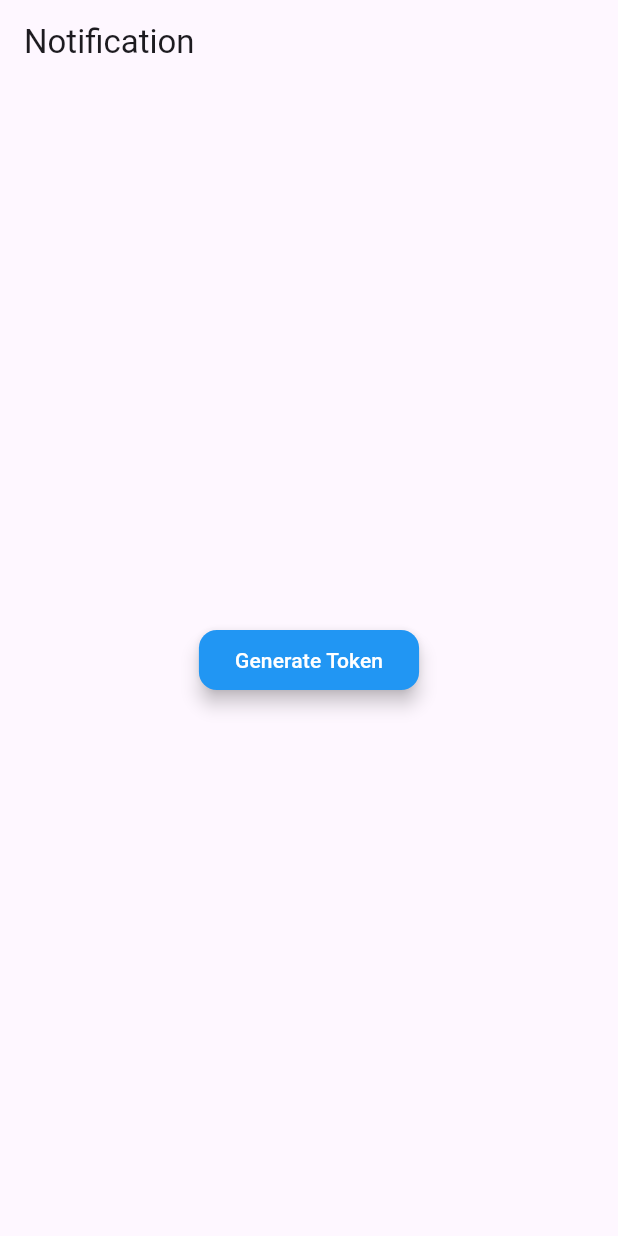
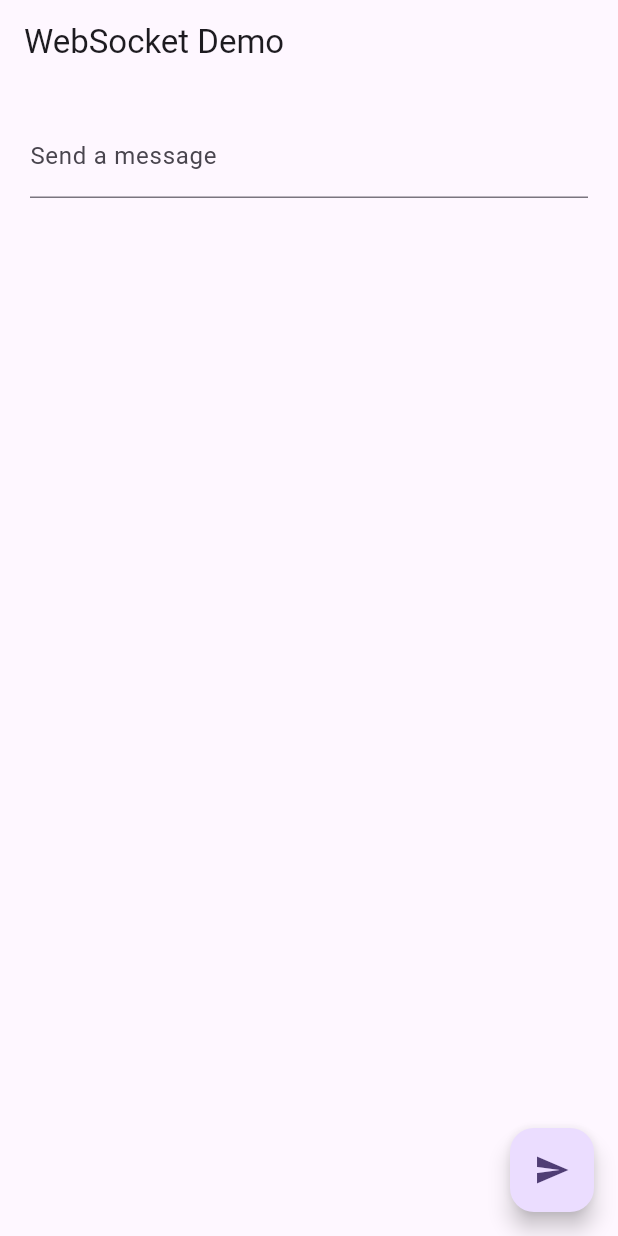
Before and after one commit to apparotech/Flutter_Dart_Pratice, a Flutter app: the screen it shows after launch, on a phone screen of 412 x 824 dp. Run offline on Flutter 3.47's test engine with Material 3 defaults, Android fonts, the phone set to English and light mode, and no system bars; our stand-ins replace firebase_auth, firebase_core, firebase_messaging, flutter_local_notifications, permission_handler; accounts and stored records are empty; network calls fail.

Commit message:
WebSocket

```diff
--- /dev/null
+++ b/lib/Toturial_Pratice/WebSocket/WebSocket.dart
@@ -0,0 +1,79 @@
+import 'package:flutter/material.dart';
+import 'package:web_socket_channel/io.dart';
+class WebSocket extends StatefulWidget {
+  const WebSocket({super.key});
+
+  @override
+  State<WebSocket> createState() => _WebSocketState();
+}
+
+class _WebSocketState extends State<WebSocket> {
+  final channel = IOWebSocketChannel.connect('ws://echo.websocket.org');
+  List<String> message= [];
+  TextEditingController _controller = TextEditingController();
+
+
+  @override
+  Widget build(BuildContext context) {
+     return Scaffold(
+       appBar: AppBar(
+         title: Text(
+           'WebSocket Demo',
+
+         ),
+
+       ),
+       body: Padding(
+           padding: const EdgeInsets.all(20.0),
+         child: Column(
+           children: [
+             Form(
+                 child: TextFormField(
+                   controller: _controller,
+                   decoration: InputDecoration(
+                     labelText: 'Send a message'
+                   ),
+                 )
+             ),
+             StreamBuilder(
+                 stream: channel.stream,
+                 builder: (context, snapshot) {
+                   if(snapshot.hasData){
+                     message.add(snapshot.data);
+                   }
+                   return Expanded(
+                       child: ListView.builder(
+                         itemCount: message.length,
+                           itemBuilder: (context, index) {
+                           return ListTile(
+                             title: Text(message[index]),
+                           );
+                           }
+                       )
+                   );
+                 }
+             )
+           ],
+         ),
+       ),
+       floatingActionButton:  FloatingActionButton(
+           onPressed:  (){
+             _sendMessage();
+           },
+         tooltip: 'Send message',
+         child: Icon(Icons.send),
+       ),
+     );
+  }
+  void _sendMessage() {
+    if(_controller.text.isNotEmpty) {
+      channel.sink.add(_controller.text);
+    }
+  }
+  void dispose() {
+    channel.sink.close();
+    super.dispose();
+  }
+
+
+}
--- a/lib/main.dart
+++ b/lib/main.dart
@@ -5,6 +5,7 @@ import 'package:questions_pratice/Toturial_Pratice/HelperClass/LocalNotification
 import 'package:questions_pratice/Toturial_Pratice/Page/HomePage.dart';
 import 'package:questions_pratice/Toturial_Pratice/Page/NotificationPage.dart';
 import 'package:questions_pratice/Toturial_Pratice/Service/PushNotificationService.dart';
+import 'package:questions_pratice/Toturial_Pratice/WebSocket/WebSocket.dart';
 import 'package:questions_pratice/Toturial_Pratice/bottom_nav/bottom_nav.dart';
 
 
@@ -35,7 +36,7 @@ class MyApp extends StatelessWidget {
         colorScheme: ColorScheme.fromSeed(seedColor: Colors.deepPurple),
         useMaterial3: true,
       ),
-      home:  NotificationPage()
+      home:  WebSocket()
     );
   }
 }
--- a/pubspec.yaml
+++ b/pubspec.yaml
@@ -41,6 +41,8 @@ dependencies:
   firebase_messaging: ^15.2.9
   permission_handler: ^11.0.0
   flutter_local_notifications: ^17.1.0
+  razorpay_flutter: ^1.4.0
+  web_socket_channel: ^2.1.0
 
 dev_dependencies:
   flutter_test:
```
Also changed, not shown: lib/Notes/oops/Questions.dart (+49 -7 lines), pubspec.lock.
